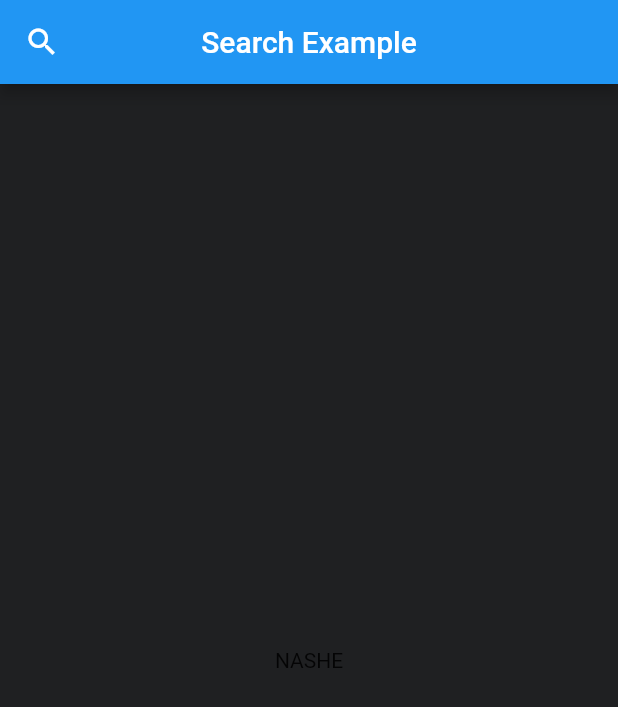
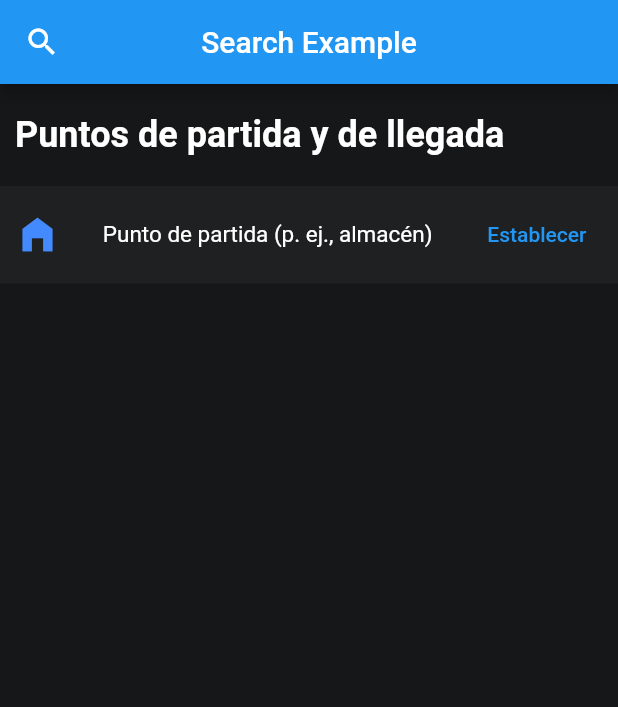
Before and after one commit to lrlucas/flutter_road_circuit, a Flutter app: the AddStopsPage screen opened by its route, after a tap on the "close" icon, on a phone screen of 412 x 824 dp. Shown: the top 707 px of the screen. Run offline on Flutter 3.47's test engine with Material 2 defaults, Android fonts, the phone set to English and light mode, and no system bars; our stand-ins replace google_maps_flutter.

Commit message:
added more info to add_stops_page

```diff
--- a/lib/pages/add_stops_page.dart
+++ b/lib/pages/add_stops_page.dart
@@ -57,6 +57,7 @@ class _AddStopsPageState extends State<AddStopsPage> {
           controller: _filter,
           decoration: InputDecoration(hintText: 'Search...'),
         );
+        this.searchInputFocus = true;
       } else {
         this._searchIcon = Icon(Icons.search);
         this._appBarTitle = Text('Search Example');
@@ -75,6 +76,11 @@ class _AddStopsPageState extends State<AddStopsPage> {
         onPressed: _searchPresed,
       ),
     );
+  }
+
+  // keyboar visibility
+  bool _keyboardVisible(BuildContext context) {
+    return !(MediaQuery.of(context).viewInsets.bottom == 0.0);
   }
 
   @override
@@ -116,7 +122,72 @@ class _AddStopsPageState extends State<AddStopsPage> {
                 )
               ),
             ],
-          ) : Text('NASHE')
+          ) : Container(
+              child: Column(
+                children: [
+                  Padding(
+                    padding: EdgeInsets.only(top: 20.0, right: 10.0, left: 10.0, bottom: 20.0),
+                    child: Column(
+                      children: [
+                        Row(
+                          children: [
+                            Text(
+                              'Puntos de partida y de llegada',
+                              style: TextStyle(
+                                fontWeight: FontWeight.bold,
+                                color: Colors.white,
+                                fontSize: 24.0
+                              ),
+                            )
+                          ],
+                        ),
+
+                      ],
+                    ),
+                  ),
+
+                  Column(
+                    children: [
+                      Row(
+                        children: [
+                          Container(
+                            width: size.width,
+                            height: 65.0,
+                            color: Theme.of(context).dialogBackgroundColor,
+                            child: Padding(
+                              padding: EdgeInsets.only(right: 13.0, left: 10.0),
+                              child: Row(
+                                mainAxisAlignment: MainAxisAlignment.spaceBetween,
+                                children: [
+                                  Icon(
+                                    Icons.home_filled,
+                                    color: Theme.of(context).accentColor,
+                                    size: 30.0,
+                                  ),
+                                  Text(
+                                    'Punto de partida (p. ej., almacén)',
+                                    style: TextStyle(
+                                      fontSize: 15.0,
+                                      color: Theme.of(context).primaryTextTheme.bodyText1.color
+                                    ),
+                                  ),
+                                  TextButton(
+                                    child: Text('Establecer'),
+
+                                    onPressed: () {},
+                                  )
+                                ],
+                              ),
+                            ),
+                          )
+                        ],
+                      )
+                    ],
+                  )
+
+                ],
+              )
+          )
 
         ));
   }
--- a/lib/pages/home_page.dart
+++ b/lib/pages/home_page.dart
@@ -41,6 +41,8 @@ class _HomePageState extends State<HomePage> {
                       CameraPosition(target: LatLng(-17.751903, -63.216292)),
                   zoomControlsEnabled: false,
                   scrollGesturesEnabled: true,
+                  myLocationButtonEnabled: false,
+                  myLocationEnabled: true,
                 ),
                 SafeArea(
                   child: Padding(
--- a/lib/theme/custom_theme.dart
+++ b/lib/theme/custom_theme.dart
@@ -7,7 +7,7 @@ class CustomTheme {
   static ThemeData get darkTheme {
     return ThemeData(
       accentColor: Color(0xff448AFF),
-      backgroundColor: Color(0xff1f2022),
+      backgroundColor: Color(0xff161719),
       dialogBackgroundColor: Color(0xff1f2022),
       splashFactory: InkRipple.splashFactory,
       primaryTextTheme: TextTheme(
@@ -19,7 +19,7 @@ class CustomTheme {
         ),
       ),
       iconTheme: IconThemeData(
-        color: Colors.white60
+        color: Colors.white60,
       )
     );
   }
```
